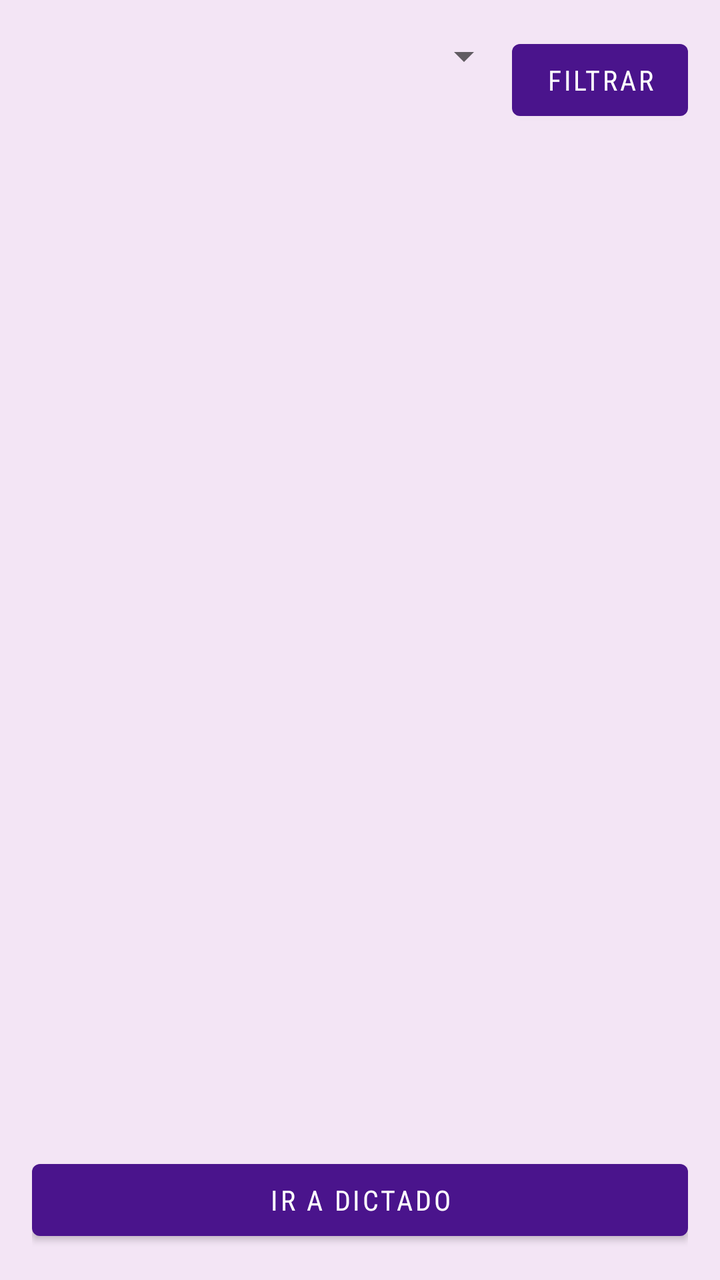
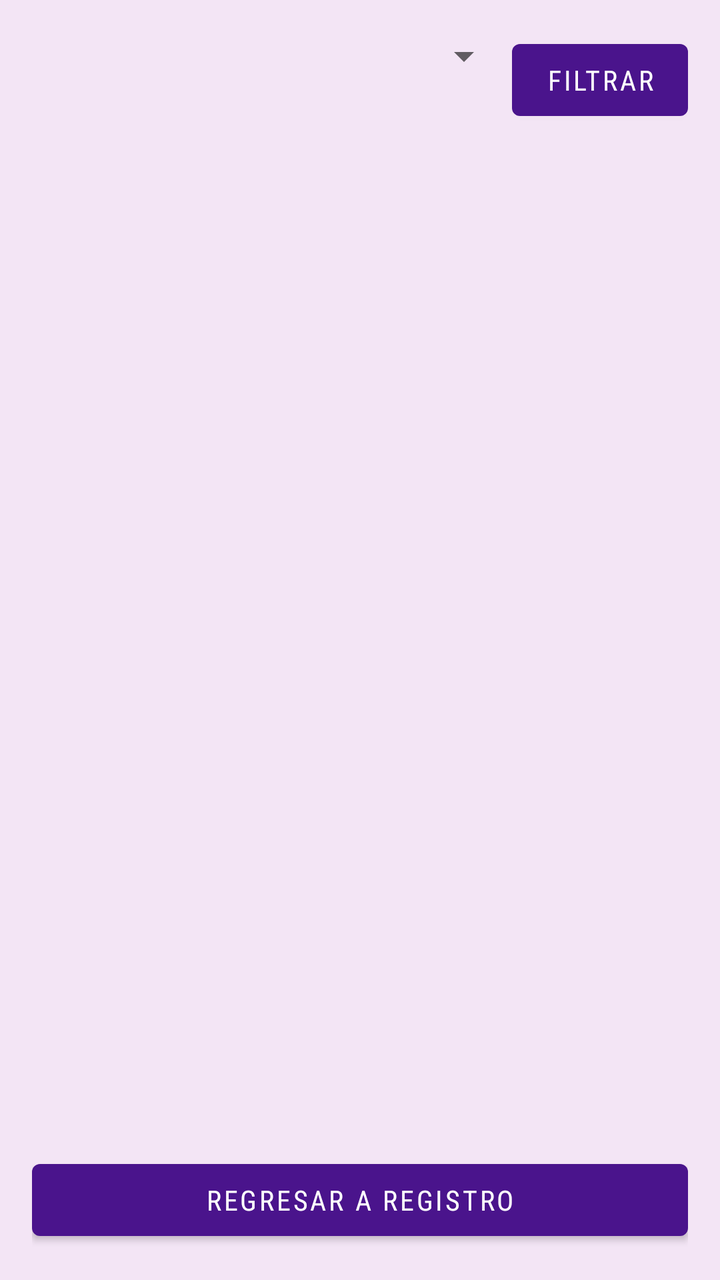

Screens rendered from an Android XML layout before and after an edit, with the pre-edit source and the edit as a unified diff.
<!-- AndroidManifest.xml: application theme Theme.PM1EC7072 -->
<!-- res/layout/activity_lista.xml -->
<?xml version="1.0" encoding="utf-8"?>
<LinearLayout xmlns:android="http://schemas.android.com/apk/res/android"
    android:layout_width="match_parent"
    android:layout_height="match_parent"
    android:orientation="vertical"
    android:padding="16dp">

    <LinearLayout
        android:layout_width="match_parent"
        android:layout_height="wrap_content"
        android:orientation="horizontal">

        <Spinner
            android:id="@+id/spinner_asignaturas"
            android:layout_width="0dp"
            android:layout_height="wrap_content"
            android:layout_weight="1" />

        <Button
            android:id="@+id/btn_filtrar"
            android:layout_width="wrap_content"
            android:layout_height="wrap_content"
            android:text="Filtrar" />
    </LinearLayout>

    <ListView
        android:id="@+id/lv_apuntes"
        android:layout_width="match_parent"
        android:layout_height="0dp"
        android:layout_weight="1"
        android:layout_marginTop="16dp" />

    <Button
        android:id="@+id/btn_ir_dictado"
        android:layout_width="match_parent"
        android:layout_height="wrap_content"
        android:text="Ir a Dictado" />
</LinearLayout>
<!-- resources referenced by this layout -->
<resources>
  <style name="Theme.PM1EC7072" parent="Theme.MaterialComponents.DayNight.NoActionBar">
          <item name="colorPrimary">@color/color_primary</item>
          <item name="colorPrimaryVariant">@color/color_primary_dark</item>
          <item name="colorAccent">@color/color_accent</item>
          <item name="android:fontFamily">sans-serif-condensed</item>
          <item name="android:windowBackground">@color/color_background</item>
      </style>
  <color name="color_primary">#4A148C</color>
  <color name="color_primary_dark">#310063</color>
  <color name="color_accent">#00BCD4</color>
  <color name="color_background">#F3E5F5</color>
</resources>

<!-- the commit's change to res/layout/activity_lista.xml (unified diff, before → after) -->
@@ -31,8 +31,8 @@
         android:layout_marginTop="16dp" />
 
     <Button
-        android:id="@+id/btn_ir_dictado"
+        android:id="@+id/btn_lista_ir_registro"
         android:layout_width="match_parent"
         android:layout_height="wrap_content"
-        android:text="Ir a Dictado" />
+        android:text="Regresar a Registro" />
 </LinearLayout>
